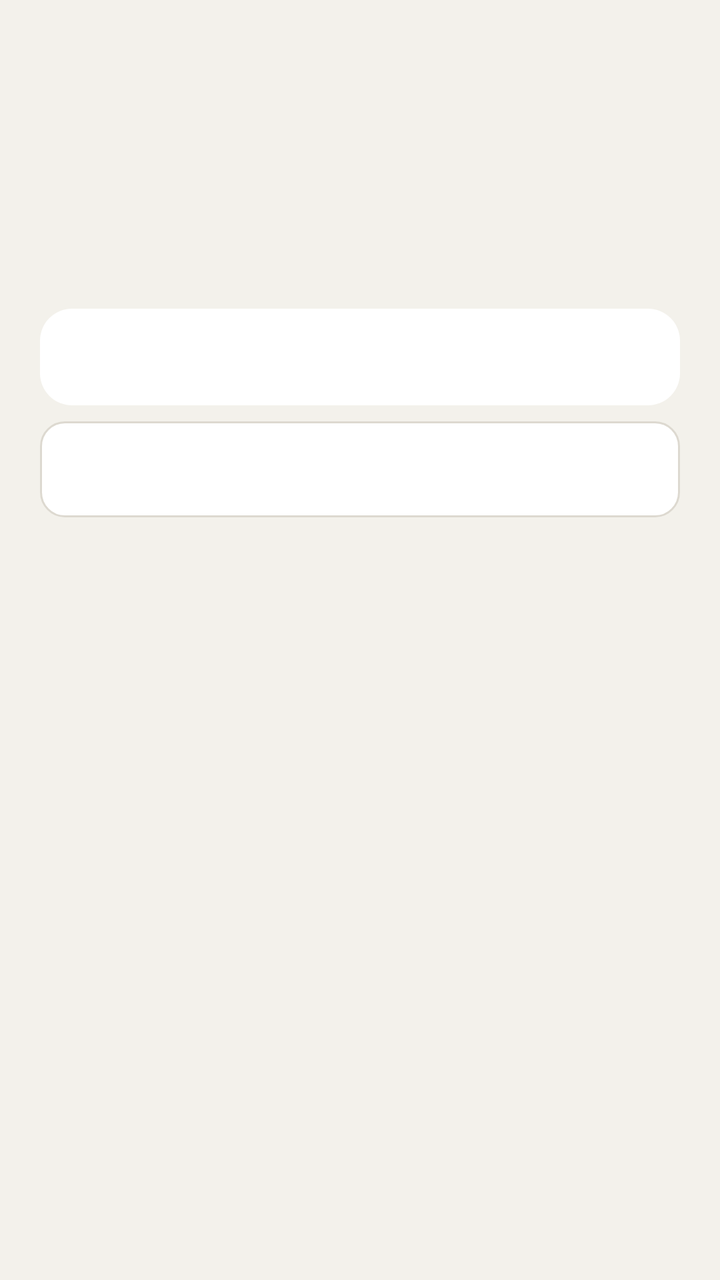
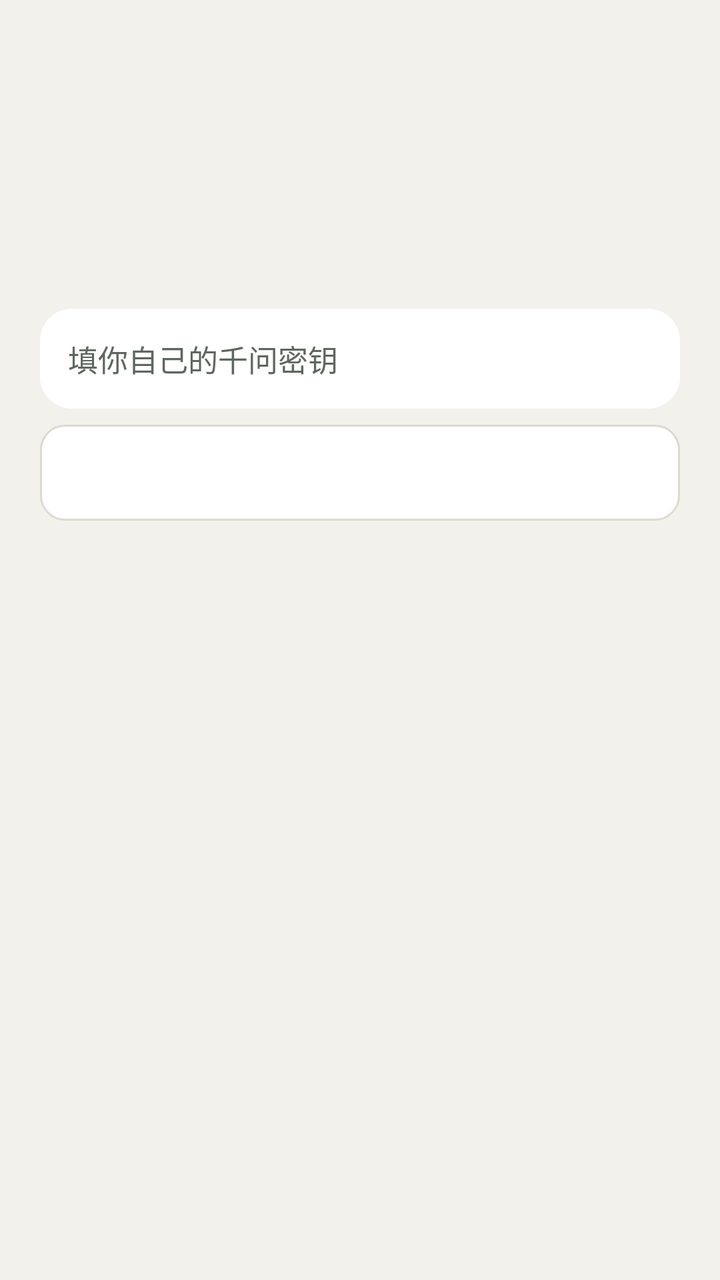

Screens rendered from an Android XML layout before and after an edit, with the pre-edit source and the edit as a unified diff.
<!-- AndroidManifest.xml: application theme Theme.BayBinPhone -->
<!-- res/layout/settings.xml -->
<?xml version="1.0" encoding="utf-8"?>
<ScrollView xmlns:android="http://schemas.android.com/apk/res/android"
    android:layout_width="match_parent"
    android:layout_height="match_parent"
    android:background="@color/paper"
    android:fitsSystemWindows="true"
    android:fillViewport="true">

<LinearLayout
    android:layout_width="match_parent"
    android:layout_height="wrap_content"
    android:orientation="vertical"
    android:paddingStart="20dp"
    android:paddingTop="12dp"
    android:paddingEnd="20dp"
    android:paddingBottom="28dp">

    <TextView
        android:id="@+id/settings_back"
        android:layout_width="wrap_content"
        android:layout_height="wrap_content"
        android:paddingTop="8dp"
        android:paddingBottom="8dp"
        android:textColor="@color/accent"
        android:textSize="15sp" />

    <TextView
        android:id="@+id/settings_title"
        android:layout_width="match_parent"
        android:layout_height="wrap_content"
        android:layout_marginTop="8dp"
        android:textColor="@color/ink"
        android:textSize="26sp"
        android:textStyle="bold" />

    <LinearLayout
        android:id="@+id/service_settings"
        android:layout_width="match_parent"
        android:layout_height="wrap_content"
        android:layout_marginTop="16dp"
        android:orientation="vertical" />

    <TextView
        android:id="@+id/settings_note"
        android:layout_width="match_parent"
        android:layout_height="wrap_content"
        android:layout_marginTop="8dp"
        android:textColor="@color/muted"
        android:textSize="14sp" />

    <EditText
        android:id="@+id/key_input"
        android:layout_width="match_parent"
        android:layout_height="wrap_content"
        android:layout_marginTop="20dp"
        android:background="@drawable/bg_card"
        android:importantForAutofill="no"
        android:inputType="textPassword|textNoSuggestions"
        android:padding="14dp"
        android:saveEnabled="false"
        android:textColor="@color/ink"
        android:textColorHint="@color/muted"
        android:textSize="15sp" />

    <Button
        android:id="@+id/key_save"
        style="@style/Button.Secondary"
        android:layout_width="match_parent"
        android:layout_height="wrap_content"
        android:layout_marginTop="8dp" />

    <TextView
        android:id="@+id/key_state"
        android:layout_width="match_parent"
        android:layout_height="wrap_content"
        android:layout_marginTop="8dp"
        android:textColor="@color/muted"
        android:textSize="13sp" />

    <TextView
        android:id="@+id/model_toggle"
        android:layout_width="match_parent"
        android:layout_height="wrap_content"
        android:layout_marginTop="16dp"
        android:paddingVertical="12dp"
        android:textColor="@color/accent"
        android:textSize="14sp" />

    <LinearLayout
        android:id="@+id/model_block"
        android:layout_width="match_parent"
        android:layout_height="wrap_content"
        android:orientation="vertical"
        android:visibility="gone">

        <TextView
            android:id="@+id/model_note"
            android:layout_width="match_parent"
            android:layout_height="wrap_content"
            android:textColor="@color/muted"
            android:textSize="13sp" />

        <EditText
            android:id="@+id/model_input"
            android:layout_width="match_parent"
            android:layout_height="wrap_content"
            android:layout_marginTop="8dp"
            android:background="@drawable/bg_card"
            android:importantForAutofill="no"
            android:inputType="textNoSuggestions"
            android:singleLine="true"
            android:padding="14dp"
            android:textColor="@color/ink"
            android:textSize="15sp" />

        <Button
            android:id="@+id/model_save"
            style="@style/Button.Secondary"
            android:layout_width="match_parent"
            android:layout_height="wrap_content"
            android:layout_marginTop="8dp" />
    </LinearLayout>
</LinearLayout>
</ScrollView>
<!-- resources referenced by this layout -->
<resources>
  <color name="accent">#1E4D38</color>
  <color name="ink">#1C211C</color>
  <color name="muted">#5E675F</color>
  <color name="paper">#F3F1EB</color>
  <!-- drawable bg_card (drawable) -->
  <?xml version="1.0" encoding="utf-8"?>
  <shape xmlns:android="http://schemas.android.com/apk/res/android" android:shape="rectangle">
      <solid android:color="@color/card" />
      <corners android:radius="16dp" />
  </shape>
  <style name="Button.Secondary" parent="@android:style/Widget.Material.Button">
          <item name="android:background">@drawable/bg_button_secondary</item>
          <item name="android:textColor">@color/ink</item>
          <item name="android:textAllCaps">false</item>
          <item name="android:textSize">15sp</item>
          <item name="android:minHeight">48dp</item>
          <item name="android:stateListAnimator">@null</item>
          <item name="android:elevation">0dp</item>
      </style>
  <style name="Theme.BayBinPhone" parent="@android:style/Theme.Material.Light.NoActionBar">
          <item name="android:colorPrimary">@color/accent</item>
          <item name="android:colorPrimaryDark">@color/accent</item>
          <item name="android:colorAccent">@color/accent</item>
          <item name="android:windowBackground">@color/paper</item>
          <item name="android:statusBarColor">@color/paper</item>
          <item name="android:navigationBarColor">@color/paper</item>
          <item name="android:windowLightStatusBar">true</item>
          <item name="android:windowLightNavigationBar">true</item>
          <item name="android:forceDarkAllowed">false</item>
      </style>
  <color name="card">#FFFFFF</color>
  <!-- drawable bg_button_secondary (drawable) -->
  <?xml version="1.0" encoding="utf-8"?>
  <ripple xmlns:android="http://schemas.android.com/apk/res/android" android:color="#221E4D38">
      <item>
          <shape android:shape="rectangle">
              <solid android:color="@color/card" />
              <stroke android:width="1dp" android:color="@color/line" />
              <corners android:radius="12dp" />
          </shape>
      </item>
  </ripple>
  <color name="line">#DDD9D0</color>
</resources>

<!-- the commit's change to res/layout/settings.xml (unified diff, before → after) -->
@@ -50,6 +50,7 @@
 
     <EditText
         android:id="@+id/key_input"
+        android:hint="@string/key_input_hint"
         android:layout_width="match_parent"
         android:layout_height="wrap_content"
         android:layout_marginTop="20dp"
@@ -102,6 +103,7 @@
 
         <EditText
             android:id="@+id/model_input"
+            android:hint="@string/model_input_hint"
             android:layout_width="match_parent"
             android:layout_height="wrap_content"
             android:layout_marginTop="8dp"
<!-- resource entries referenced after the edit -->
@@ -10,6 +10,8 @@
       <solid android:color="@color/card" />
       <corners android:radius="16dp" />
   </shape>
+  <string name="key_input_hint">填你自己的千问密钥</string>
+  <string name="model_input_hint">识别模型名称</string>
   <style name="Button.Secondary" parent="@android:style/Widget.Material.Button">
           <item name="android:background">@drawable/bg_button_secondary</item>
           <item name="android:textColor">@color/ink</item>
